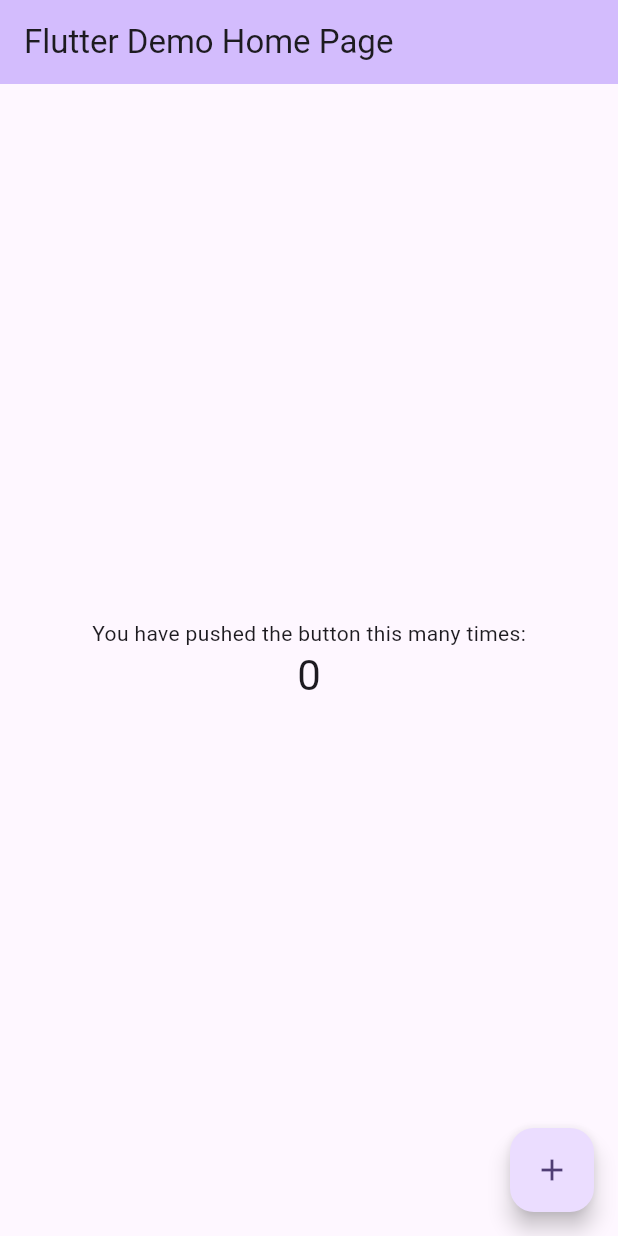
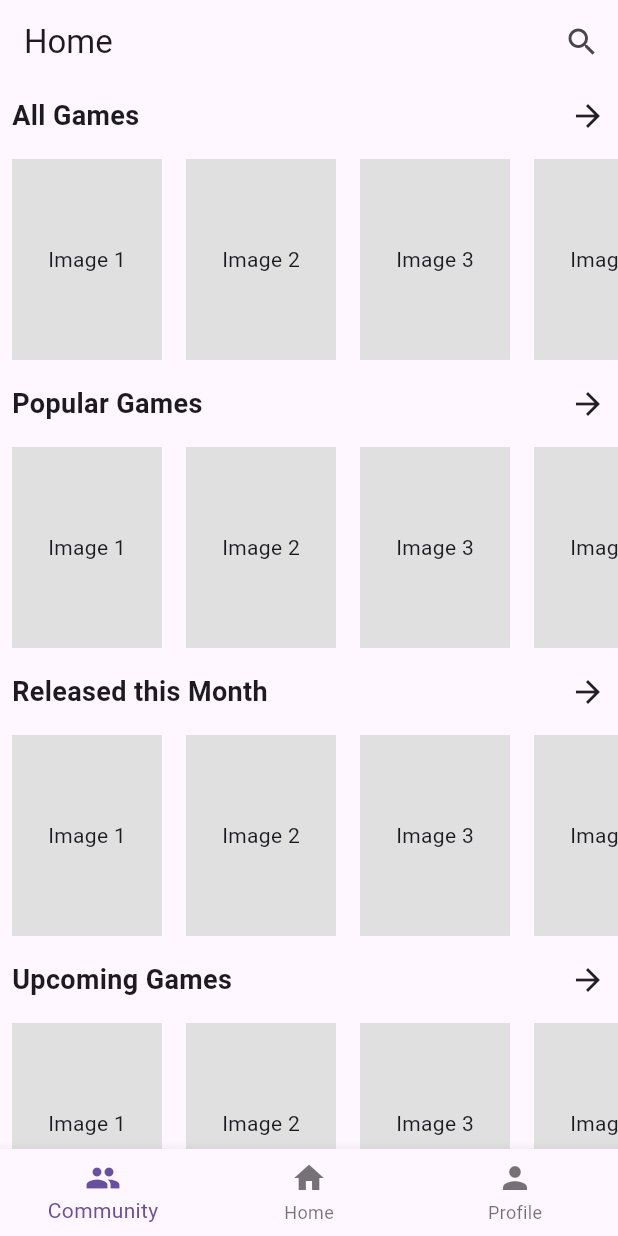
Before and after one commit to annalulamacchia/GamerVerse, a Flutter app: the screen it shows after launch, on a phone screen of 412 x 824 dp. Run offline on Flutter 3.47's test engine with Material 3 defaults, Android fonts, the phone set to English and light mode, and no system bars; our stand-ins replace firebase_core; accounts and stored records are empty.

Commit message:
add homepage layout

```diff
--- a/lib/main.dart
+++ b/lib/main.dart
@@ -1,131 +1,19 @@
 import 'package:flutter/material.dart';
-import 'package:firebase_core/firebase_core.dart';
-import 'firebase_options.dart';
+import 'views/home_page.dart';
 
-void main() async {
-  WidgetsFlutterBinding.ensureInitialized();
-  await Firebase.initializeApp(
-    options: DefaultFirebaseOptions.currentPlatform,
-  );
-  runApp(const MyApp());
+void main() {
+  runApp(MyApp());
 }
 
 class MyApp extends StatelessWidget {
-  const MyApp({super.key});
-
-  // This widget is the root of your application.
   @override
   Widget build(BuildContext context) {
     return MaterialApp(
-      title: 'Flutter Demo',
+      title: 'GamerVerse',
       theme: ThemeData(
-        // This is the theme of your application.
-        //
-        // TRY THIS: Try running your application with "flutter run". You'll see
-        // the application has a purple toolbar. Then, without quitting the app,
-        // try changing the seedColor in the colorScheme below to Colors.green
-        // and then invoke "hot reload" (save your changes or press the "hot
-        // reload" button in a Flutter-supported IDE, or press "r" if you used
-        // the command line to start the app).
-        //
-        // Notice that the counter didn't reset back to zero; the application
-        // state is not lost during the reload. To reset the state, use hot
-        // restart instead.
-        //
-        // This works for code too, not just values: Most code changes can be
-        // tested with just a hot reload.
-        colorScheme: ColorScheme.fromSeed(seedColor: Colors.deepPurple),
-        useMaterial3: true,
+        primarySwatch: Colors.green,
       ),
-      home: const MyHomePage(title: 'Flutter Demo Home Page'),
+      home: HomePage(),  // Now using HomeView from home_view.dart
     );
   }
 }
-
-class MyHomePage extends StatefulWidget {
-  const MyHomePage({super.key, required this.title});
-
-  // This widget is the home page of your application. It is stateful, meaning
-  // that it has a State object (defined below) that contains fields that affect
-  // how it looks.
-
-  // This class is the configuration for the state. It holds the values (in this
-  // case the title) provided by the parent (in this case the App widget) and
-  // used by the build method of the State. Fields in a Widget subclass are
-  // always marked "final".
-
-  final String title;
-
-  @override
-  State<MyHomePage> createState() => _MyHomePageState();
-}
-
-class _MyHomePageState extends State<MyHomePage> {
-  int _counter = 0;
-
-  void _incrementCounter() {
-    setState(() {
-      // This call to setState tells the Flutter framework that something has
-      // changed in this State, which causes it to rerun the build method below
-      // so that the display can reflect the updated values. If we changed
-      // _counter without calling setState(), then the build method would not be
-      // called again, and so nothing would appear to happen.
-      _counter++;
-    });
-  }
-
-  @override
-  Widget build(BuildContext context) {
-    // This method is rerun every time setState is called, for instance as done
-    // by the _incrementCounter method above.
-    //
-    // The Flutter framework has been optimized to make rerunning build methods
-    // fast, so that you can just rebuild anything that needs updating rather
-    // than having to individually change instances of widgets.
-    return Scaffold(
-      appBar: AppBar(
-        // TRY THIS: Try changing the color here to a specific color (to
-        // Colors.amber, perhaps?) and trigger a hot reload to see the AppBar
-        // change color while the other colors stay the same.
-        backgroundColor: Theme.of(context).colorScheme.inversePrimary,
-        // Here we take the value from the MyHomePage object that was created by
-        // the App.build method, and use it to set our appbar title.
-        title: Text(widget.title),
-      ),
-      body: Center(
-        // Center is a layout widget. It takes a single child and positions it
-        // in the middle of the parent.
-        child: Column(
-          // Column is also a layout widget. It takes a list of children and
-          // arranges them vertically. By default, it sizes itself to fit its
-          // children horizontally, and tries to be as tall as its parent.
-          //
-          // Column has various properties to control how it sizes itself and
-          // how it positions its children. Here we use mainAxisAlignment to
-          // center the children vertically; the main axis here is the vertical
-          // axis because Columns are vertical (the cross axis would be
-          // horizontal).
-          //
-          // TRY THIS: Invoke "debug painting" (choose the "Toggle Debug Paint"
-          // action in the IDE, or press "p" in the console), to see the
-          // wireframe for each widget.
-          mainAxisAlignment: MainAxisAlignment.center,
-          children: <Widget>[
-            const Text(
-              'You have pushed the button this many times:',
-            ),
-            Text(
-              '$_counter',
-              style: Theme.of(context).textTheme.headlineMedium,
-            ),
-          ],
-        ),
-      ),
-      floatingActionButton: FloatingActionButton(
-        onPressed: _incrementCounter,
-        tooltip: 'Increment',
-        child: const Icon(Icons.add),
-      ), // This trailing comma makes auto-formatting nicer for build methods.
-    );
-  }
-}
--- /dev/null
+++ b/lib/views/home_page.dart
@@ -0,0 +1,49 @@
+import 'package:flutter/material.dart';
+import '../widgets/category_section.dart';
+import 'search_page.dart';  // Updated path
+
+class HomePage extends StatelessWidget {
+  @override
+  Widget build(BuildContext context) {
+    return Scaffold(
+      appBar: AppBar(
+        title: Text('Home'),
+        actions: [
+          IconButton(
+            icon: Icon(Icons.search),
+            onPressed: () {
+              Navigator.push(
+                context,
+                MaterialPageRoute(builder: (context) => SearchPage()),  // Updated name
+              );
+            },
+          ),
+        ],
+      ),
+      body: ListView(
+        children: [
+          CategorySection(title: 'All Games'),
+          CategorySection(title: 'Popular Games'),
+          CategorySection(title: 'Released this Month'),
+          CategorySection(title: 'Upcoming Games'),
+        ],
+      ),
+      bottomNavigationBar: BottomNavigationBar(
+        items: [
+          BottomNavigationBarItem(
+            icon: Icon(Icons.people),
+            label: 'Community',
+          ),
+          BottomNavigationBarItem(
+            icon: Icon(Icons.home),
+            label: 'Home',
+          ),
+          BottomNavigationBarItem(
+            icon: Icon(Icons.person),
+            label: 'Profile',
+          ),
+        ],
+      ),
+    );
+  }
+}
--- /dev/null
+++ b/lib/widgets/category_section.dart
@@ -0,0 +1,44 @@
+import 'package:flutter/material.dart';
+
+class CategorySection extends StatelessWidget {
+  final String title;
+
+  CategorySection({required this.title});
+
+  @override
+  Widget build(BuildContext context) {
+    return Column(
+      crossAxisAlignment: CrossAxisAlignment.start,
+      children: [
+        Padding(
+          padding: EdgeInsets.all(8.0),
+          child: Row(
+            mainAxisAlignment: MainAxisAlignment.spaceBetween,
+            children: [
+              Text(
+                title,
+                style: TextStyle(fontSize: 18, fontWeight: FontWeight.bold),
+              ),
+              Icon(Icons.arrow_forward),
+            ],
+          ),
+        ),
+        Container(
+          height: 150,
+          child: ListView.builder(
+            scrollDirection: Axis.horizontal,
+            itemCount: 4,
+            itemBuilder: (context, index) {
+              return Container(
+                width: 100,
+                margin: EdgeInsets.all(8),
+                color: Colors.grey[300],
+                child: Center(child: Text('Image ${index + 1}')),
+              );
+            },
+          ),
+        ),
+      ],
+    );
+  }
+}
```
Also changed, not shown: lib/views/search_page.dart (added, +68 -0 lines), lib/widgets/user_results.dart (added, +19 -0 lines), lib/widgets/videogame_results.dart (added, +18 -0 lines), 2 other files.
